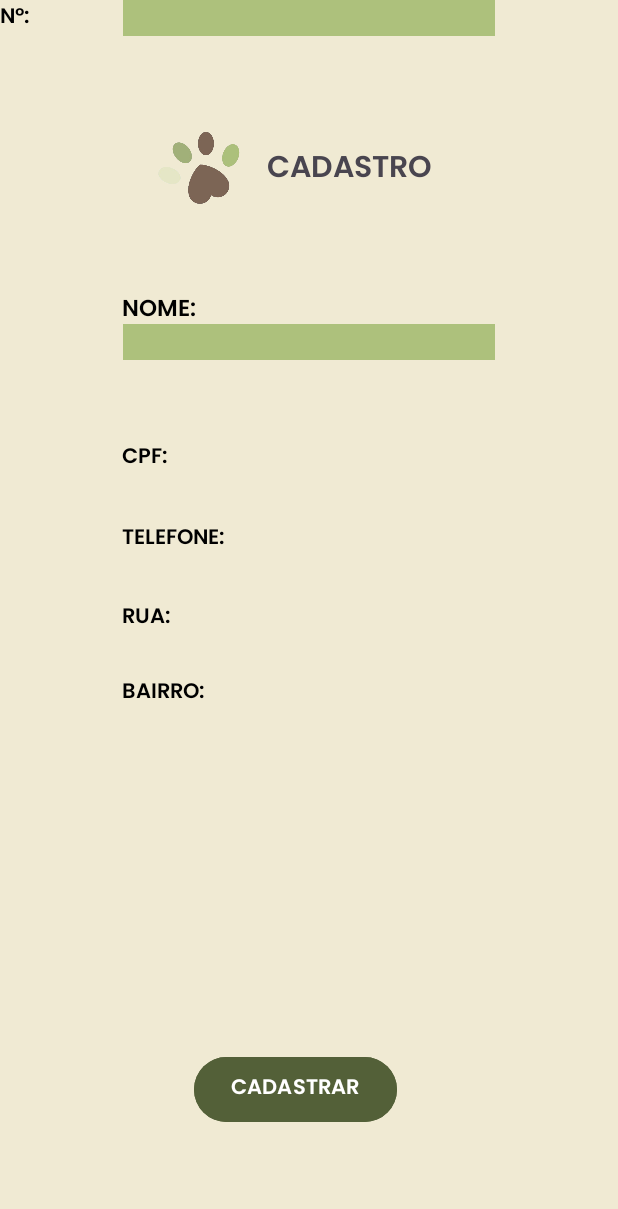
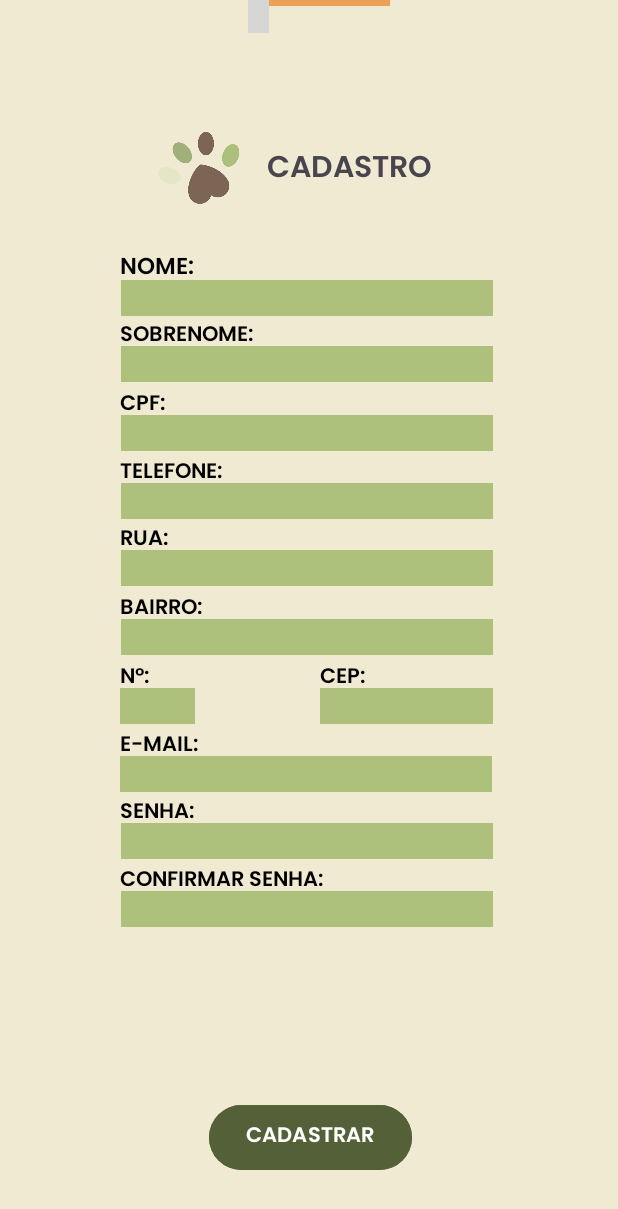
Before and after one commit to fabrirx/ePet, an Android app: the telaCadastro screen opened directly, with no data from a screen before it, on a phone screen of 412 x 824 dp. Shown: the top 1209 px of the screen. Run offline under Robolectric (Android 15) with nearby library versions, the phone set to English and light mode, and no system bars; grey boxes are pictures that could not be loaded.

Commit message:
Finalização da tela de cadastro.

```diff
--- a/app/src/main/res/layout/activity_tela_cadastro.xml
+++ b/app/src/main/res/layout/activity_tela_cadastro.xml
@@ -6,6 +6,126 @@
     android:layout_height="match_parent"
     android:background="#F0EAD3"
     tools:context=".telaCadastro">
+
+    <TextView
+        android:id="@+id/txtConfirmar"
+        android:layout_width="wrap_content"
+        android:layout_height="wrap_content"
+        android:layout_marginStart="80dp"
+        android:layout_marginTop="575dp"
+        android:fontFamily="@font/poppins_semibold"
+        android:text="CONFIRMAR SENHA:"
+        android:textColor="#000000"
+        android:textColorHint="#000000"
+        app:layout_constraintStart_toStartOf="parent"
+        app:layout_constraintTop_toTopOf="parent" />
+
+    <EditText
+        android:id="@+id/editTextConfirmar"
+        android:layout_width="248dp"
+        android:layout_height="24dp"
+        android:layout_marginStart="80dp"
+        android:layout_marginTop="-5dp"
+        android:layout_marginEnd="83dp"
+        android:background="#ADC17C"
+        android:ems="10"
+        android:inputType="text"
+        app:layout_constraintEnd_toEndOf="parent"
+        app:layout_constraintHorizontal_bias="1.0"
+        app:layout_constraintStart_toStartOf="parent"
+        app:layout_constraintTop_toBottomOf="@+id/txtConfirmar" />
+
+    <EditText
+        android:id="@+id/editTextSenha"
+        android:layout_width="248dp"
+        android:layout_height="24dp"
+        android:layout_marginStart="80dp"
+        android:layout_marginTop="-5dp"
+        android:layout_marginEnd="83dp"
+        android:background="#ADC17C"
+        android:ems="10"
+        android:inputType="text"
+        app:layout_constraintEnd_toEndOf="parent"
+        app:layout_constraintHorizontal_bias="1.0"
+        app:layout_constraintStart_toStartOf="parent"
+        app:layout_constraintTop_toBottomOf="@+id/txtSenha" />
+
+    <TextView
+        android:id="@+id/txtSenha"
+        android:layout_width="wrap_content"
+        android:layout_height="wrap_content"
+        android:layout_marginStart="80dp"
+        android:layout_marginTop="530dp"
+        android:fontFamily="@font/poppins_semibold"
+        android:text="SENHA:"
+        android:textColor="#000000"
+        android:textColorHint="#000000"
+        app:layout_constraintStart_toStartOf="parent"
+        app:layout_constraintTop_toTopOf="parent" />
+
+    <EditText
+        android:id="@+id/editTextEmail"
+        android:layout_width="248dp"
+        android:layout_height="24dp"
+        android:layout_marginStart="80dp"
+        android:layout_marginTop="-5dp"
+        android:layout_marginEnd="83dp"
+        android:background="#ADC17C"
+        android:ems="10"
+        android:inputType="text"
+        app:layout_constraintEnd_toEndOf="parent"
+        app:layout_constraintHorizontal_bias="0.0"
+        app:layout_constraintStart_toStartOf="parent"
+        app:layout_constraintTop_toBottomOf="@+id/txtEmail" />
+
+    <TextView
+        android:id="@+id/txtEmail"
+        android:layout_width="wrap_content"
+        android:layout_height="wrap_content"
+        android:layout_marginStart="80dp"
+        android:layout_marginTop="485dp"
+        android:fontFamily="@font/poppins_semibold"
+        android:text="E-MAIL:"
+        android:textColor="#000000"
+        android:textColorHint="#000000"
+        app:layout_constraintStart_toStartOf="parent"
+        app:layout_constraintTop_toTopOf="parent" />
+
+    <EditText
+        android:id="@+id/editTextCep"
+        android:layout_width="115dp"
+        android:layout_height="24dp"
+        android:layout_marginTop="-5dp"
+        android:layout_marginEnd="83dp"
+        android:background="#ADC17C"
+        android:ems="10"
+        android:inputType="text"
+        app:layout_constraintEnd_toEndOf="parent"
+        app:layout_constraintTop_toBottomOf="@+id/txtCep" />
+
+    <TextView
+        android:id="@+id/txtCep"
+        android:layout_width="wrap_content"
+        android:layout_height="wrap_content"
+        android:layout_marginTop="440dp"
+        android:layout_marginEnd="168dp"
+        android:fontFamily="@font/poppins_semibold"
+        android:text="CEP:"
+        android:textColor="#000000"
+        app:layout_constraintEnd_toEndOf="parent"
+        app:layout_constraintTop_toTopOf="parent" />
+
+    <EditText
+        android:id="@+id/editTextNum"
+        android:layout_width="50dp"
+        android:layout_height="24dp"
+        android:layout_marginStart="80dp"
+        android:layout_marginTop="-5dp"
+        android:background="#ADC17C"
+        android:ems="10"
+        android:inputType="text"
+        app:layout_constraintStart_toStartOf="parent"
+        app:layout_constraintTop_toBottomOf="@+id/txtNumero" />
 
     <TextView
         android:id="@+id/txtCadastro"
@@ -34,8 +154,6 @@
         android:layout_height="75dp"
         android:layout_marginStart="88dp"
         android:layout_marginTop="75dp"
-        android:layout_marginBottom="43dp"
-        app:layout_constraintBottom_toTopOf="@+id/txtNome"
         app:layout_constraintEnd_toStartOf="@+id/txtCadastro"
         app:layout_constraintStart_toStartOf="parent"
         app:layout_constraintTop_toTopOf="parent"
@@ -45,8 +163,8 @@
         android:id="@+id/txtNome"
         android:layout_width="wrap_content"
         android:layout_height="wrap_content"
-        android:layout_marginStart="81dp"
-        android:layout_marginTop="193dp"
+        android:layout_marginStart="80dp"
+        android:layout_marginTop="165dp"
         android:fontFamily="@font/poppins_semibold"
         android:text="NOME:"
         android:textColor="#000000"
@@ -58,19 +176,20 @@
         android:id="@+id/txtSobrenome"
         android:layout_width="wrap_content"
         android:layout_height="wrap_content"
-        android:layout_marginStart="81dp"
+        android:layout_marginStart="80dp"
+        android:layout_marginTop="212dp"
         android:fontFamily="@font/poppins_semibold"
         android:text="SOBRENOME:"
         android:textColor="#000000"
         app:layout_constraintStart_toStartOf="parent"
-        tools:layout_editor_absoluteY="244dp" />
+        app:layout_constraintTop_toTopOf="parent" />
 
     <TextView
         android:id="@+id/txtCpf"
         android:layout_width="wrap_content"
         android:layout_height="wrap_content"
-        android:layout_marginStart="81dp"
-        android:layout_marginTop="293dp"
+        android:layout_marginStart="80dp"
+        android:layout_marginTop="258dp"
         android:fontFamily="@font/poppins_semibold"
         android:text="CPF:"
         android:textColor="#000000"
@@ -81,8 +200,8 @@
         android:id="@+id/txtTelefone"
         android:layout_width="wrap_content"
         android:layout_height="wrap_content"
-        android:layout_marginStart="81dp"
-        android:layout_marginTop="347dp"
+        android:layout_marginStart="80dp"
+        android:layout_marginTop="303dp"
         android:fontFamily="@font/poppins_semibold"
         android:text="TELEFONE:"
         android:textColor="#000000"
@@ -94,8 +213,8 @@
         android:id="@+id/txtRua"
         android:layout_width="wrap_content"
         android:layout_height="wrap_content"
-        android:layout_marginStart="81dp"
-        android:layout_marginTop="400dp"
+        android:layout_marginStart="80dp"
+        android:layout_marginTop="348dp"
         android:fontFamily="@font/poppins_semibold"
         android:text="RUA:"
         android:textColor="#000000"
@@ -107,8 +226,8 @@
         android:id="@+id/txtBairro"
         android:layout_width="wrap_content"
         android:layout_height="wrap_content"
-        android:layout_marginStart="81dp"
-        android:layout_marginTop="450dp"
+        android:layout_marginStart="80dp"
+        android:layout_marginTop="394dp"
         android:fontFamily="@font/poppins_semibold"
         android:text="BAIRRO:"
         android:textColor="#000000"
@@ -120,103 +239,123 @@
         android:id="@+id/editTextCpf"
         android:layout_width="248dp"
         android:layout_height="24dp"
-        android:layout_marginEnd="82dp"
+        android:layout_marginStart="80dp"
+        android:layout_marginTop="-5dp"
+        android:layout_marginEnd="83dp"
         android:background="#ADC17C"
         android:backgroundTint="#ADC17C"
         android:ems="10"
         android:inputType="text"
         app:layout_constraintEnd_toEndOf="parent"
-        tools:layout_editor_absoluteY="313dp" />
+        app:layout_constraintStart_toStartOf="parent"
+        app:layout_constraintTop_toBottomOf="@+id/txtCpf" />
 
     <EditText
         android:id="@+id/editTextFone"
         android:layout_width="248dp"
         android:layout_height="24dp"
-        android:layout_marginStart="81dp"
-        android:layout_marginEnd="82dp"
+        android:layout_marginStart="80dp"
+        android:layout_marginTop="-5dp"
+        android:layout_marginEnd="83dp"
         android:background="#ADC17C"
         android:ems="10"
         android:inputType="phone"
         app:layout_constraintEnd_toEndOf="parent"
         app:layout_constraintStart_toStartOf="parent"
-        tools:layout_editor_absoluteY="367dp" />
+        app:layout_constraintTop_toBottomOf="@+id/txtTelefone" />
 
     <EditText
         android:id="@+id/editTextRua"
         android:layout_width="248dp"
         android:layout_height="24dp"
-        android:layout_marginStart="81dp"
-        android:layout_marginEnd="82dp"
+        android:layout_marginStart="80dp"
+        android:layout_marginTop="-5dp"
+        android:layout_marginEnd="83dp"
         android:background="#ADC17C"
         android:ems="10"
         android:inputType="text"
         app:layout_constraintEnd_toEndOf="parent"
         app:layout_constraintStart_toStartOf="parent"
-        tools:layout_editor_absoluteY="420dp" />
+        app:layout_constraintTop_toBottomOf="@+id/txtRua" />
 
     <EditText
         android:id="@+id/editTextBairro"
         android:layout_width="248dp"
         android:layout_height="24dp"
-        android:layout_marginStart="81dp"
-        android:layout_marginEnd="82dp"
+        android:layout_marginStart="80dp"
+        android:layout_marginTop="-5dp"
+        android:layout_marginEnd="83dp"
         android:background="#ADC17C"
         android:ems="10"
         android:inputType="text"
         app:layout_constraintEnd_toEndOf="parent"
         app:layout_constraintStart_toStartOf="parent"
-        tools:layout_editor_absoluteY="471dp" />
+        app:layout_constraintTop_toBottomOf="@+id/txtBairro" />
 
     <EditText
         android:id="@+id/editTextSobrenome"
         android:layout_width="248dp"
         android:layout_height="24dp"
-        android:layout_marginStart="81dp"
-        android:layout_marginEnd="82dp"
+        android:layout_marginStart="80dp"
+        android:layout_marginTop="-5dp"
+        android:layout_marginEnd="83dp"
         android:background="#ADC17C"
         android:ems="10"
         android:inputType="text"
         app:layout_constraintEnd_toEndOf="parent"
         app:layout_constraintStart_toStartOf="parent"
-        tools:layout_editor_absoluteY="264dp" />
+        app:layout_constraintTop_toBottomOf="@+id/txtSobrenome" />
 
     <EditText
         android:id="@+id/editTextNome"
         android:layout_width="248dp"
         android:layout_height="24dp"
-        android:layout_marginStart="81dp"
-        android:layout_marginTop="216dp"
-        android:layout_marginEnd="82dp"
+        android:layout_marginStart="80dp"
+        android:layout_marginTop="-5dp"
+        android:layout_marginEnd="83dp"
         android:background="#ADC17C"
         android:ems="10"
         android:inputType="text"
         app:layout_constraintEnd_toEndOf="parent"
         app:layout_constraintStart_toStartOf="parent"
-        app:layout_constraintTop_toTopOf="parent" />
+        app:layout_constraintTop_toBottomOf="@+id/txtNome" />
 
     <Button
         android:id="@+id/btCadastrar"
         android:layout_width="135dp"
         android:layout_height="51dp"
-        android:layout_marginStart="125dp"
-        android:layout_marginEnd="125dp"
-        android:layout_marginBottom="72dp"
+        android:layout_marginStart="139dp"
+        android:layout_marginEnd="138dp"
+        android:layout_marginBottom="40dp"
         android:backgroundTint="#536038"
         android:fontFamily="@font/poppins_semibold"
         android:text="CADASTRAR"
         app:layout_constraintBottom_toBottomOf="parent"
         app:layout_constraintEnd_toEndOf="parent"
-        app:layout_constraintHorizontal_bias="0.153"
         app:layout_constraintStart_toStartOf="parent" />
 
     <TextView
         android:id="@+id/txtNumero"
         android:layout_width="wrap_content"
         android:layout_height="wrap_content"
+        android:layout_marginStart="80dp"
+        android:layout_marginTop="440dp"
         android:fontFamily="@font/poppins_semibold"
         android:text="Nº:"
         android:textColor="#000000"
-        tools:layout_editor_absoluteX="82dp"
-        tools:layout_editor_absoluteY="504dp" />
+        app:layout_constraintStart_toStartOf="parent"
+        app:layout_constraintTop_toTopOf="parent" />
+
+    <ImageView
+        android:id="@+id/imageView"
+        android:layout_width="14dp"
+        android:layout_height="22dp"
+        android:layout_marginStart="35dp"
+        android:layout_marginEnd="35dp"
+        app:layout_constraintEnd_toStartOf="@+id/editTextCep"
+        app:layout_constraintHorizontal_bias="0.0"
+        app:layout_constraintStart_toEndOf="@+id/editTextNum"
+        app:srcCompat="@drawable/retangulovert"
+        tools:layout_editor_absoluteY="461dp" />
 
 </androidx.constraintlayout.widget.ConstraintLayout>
```
